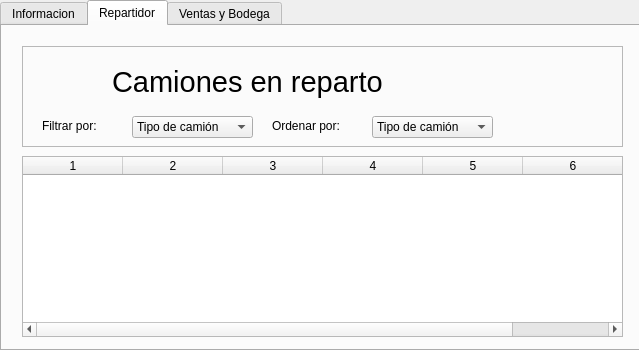
Before: the Qt Designer form Flipigas/admin.ui in emedemarcelo/FlipigasTEL102, drawn with Qt 5.
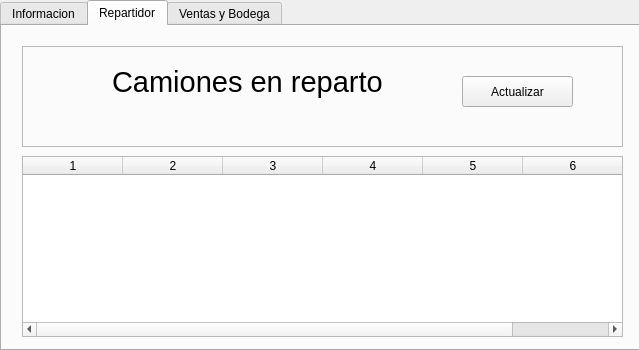
After: the same form once the commit is applied. The open tabs and pages were chosen to show the change. Icons and pictures are not drawn.

Commit message: implementacionde camiones en marcha

```diff
--- a/Flipigas/admin.ui
+++ b/Flipigas/admin.ui
@@ -264,80 +264,6 @@
         <string>Camiones en reparto</string>
        </property>
       </widget>
-      <widget class="QLabel" name="FiltrarporLabel">
-       <property name="geometry">
-        <rect>
-         <x>20</x>
-         <y>70</y>
-         <width>81</width>
-         <height>20</height>
-        </rect>
-       </property>
-       <property name="text">
-        <string>Filtrar por:</string>
-       </property>
-      </widget>
-      <widget class="QComboBox" name="TipoCamionFilterBox">
-       <property name="geometry">
-        <rect>
-         <x>110</x>
-         <y>70</y>
-         <width>121</width>
-         <height>22</height>
-        </rect>
-       </property>
-       <property name="acceptDrops">
-        <bool>true</bool>
-       </property>
-       <property name="editable">
-        <bool>false</bool>
-       </property>
-       <property name="currentText">
-        <string>Tipo de camión</string>
-       </property>
-       <item>
-        <property name="text">
-         <string>Tipo de camión</string>
-        </property>
-       </item>
-      </widget>
-      <widget class="QComboBox" name="TipoCamionSortBox">
-       <property name="geometry">
-        <rect>
-         <x>350</x>
-         <y>70</y>
-         <width>121</width>
-         <height>22</height>
-        </rect>
-       </property>
-       <property name="acceptDrops">
-        <bool>true</bool>
-       </property>
-       <property name="editable">
-        <bool>false</bool>
-       </property>
-       <property name="currentText">
-        <string>Tipo de camión</string>
-       </property>
-       <item>
-        <property name="text">
-         <string>Tipo de camión</string>
-        </property>
-       </item>
-      </widget>
-      <widget class="QLabel" name="OrdenarporLabel">
-       <property name="geometry">
-        <rect>
-         <x>250</x>
-         <y>70</y>
-         <width>101</width>
-         <height>20</height>
-        </rect>
-       </property>
-       <property name="text">
-        <string>Ordenar por:</string>
-       </property>
-      </widget>
       <widget class="QLabel" name="CamionesEnRepartoIcon">
        <property name="geometry">
         <rect>
@@ -357,6 +283,19 @@
         <bool>true</bool>
        </property>
       </widget>
+      <widget class="QPushButton" name="ActualizarCamionesButton">
+       <property name="geometry">
+        <rect>
+         <x>440</x>
+         <y>30</y>
+         <width>111</width>
+         <height>31</height>
+        </rect>
+       </property>
+       <property name="text">
+        <string>Actualizar</string>
+       </property>
+      </widget>
      </widget>
      <widget class="QTableWidget" name="tableWidget">
       <property name="geometry">
```
Left out of the diff: 4 changed lines with no effect on the pictures. The commit also changes 3 other files.
